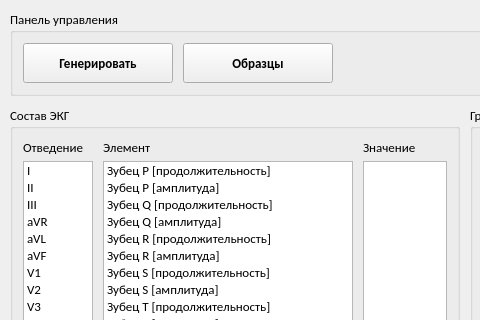
WeeIIer/ECG-monitoring-system, file ui/ecg_simulator_window.ui: the form before one commit; both pictures show x 0 to 480 and y 0 to 320 of the 815 by 676 pixel window.
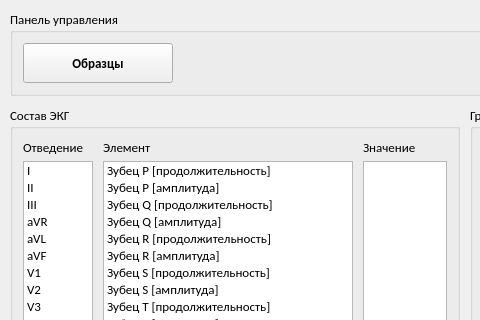
The form after the commit.

Commit message: fix: del generate button from ECG-simulator

The edit to the form file:
```diff
--- a/ui/ecg_simulator_window.ui
+++ b/ui/ecg_simulator_window.ui
@@ -86,40 +86,6 @@
       <property name="bottomMargin">
        <number>10</number>
       </property>
-      <item>
-       <widget class="QPushButton" name="button_generate">
-        <property name="sizePolicy">
-         <sizepolicy hsizetype="Minimum" vsizetype="Fixed">
-          <horstretch>0</horstretch>
-          <verstretch>0</verstretch>
-         </sizepolicy>
-        </property>
-        <property name="minimumSize">
-         <size>
-          <width>150</width>
-          <height>40</height>
-         </size>
-        </property>
-        <property name="font">
-         <font>
-          <weight>75</weight>
-          <bold>true</bold>
-         </font>
-        </property>
-        <property name="cursor">
-         <cursorShape>PointingHandCursor</cursorShape>
-        </property>
-        <property name="text">
-         <string>Генерировать</string>
-        </property>
-        <property name="iconSize">
-         <size>
-          <width>24</width>
-          <height>24</height>
-         </size>
-        </property>
-       </widget>
-      </item>
       <item>
        <widget class="QPushButton" name="button_samples">
         <property name="sizePolicy">
```
The commit also changes 4 other files.
